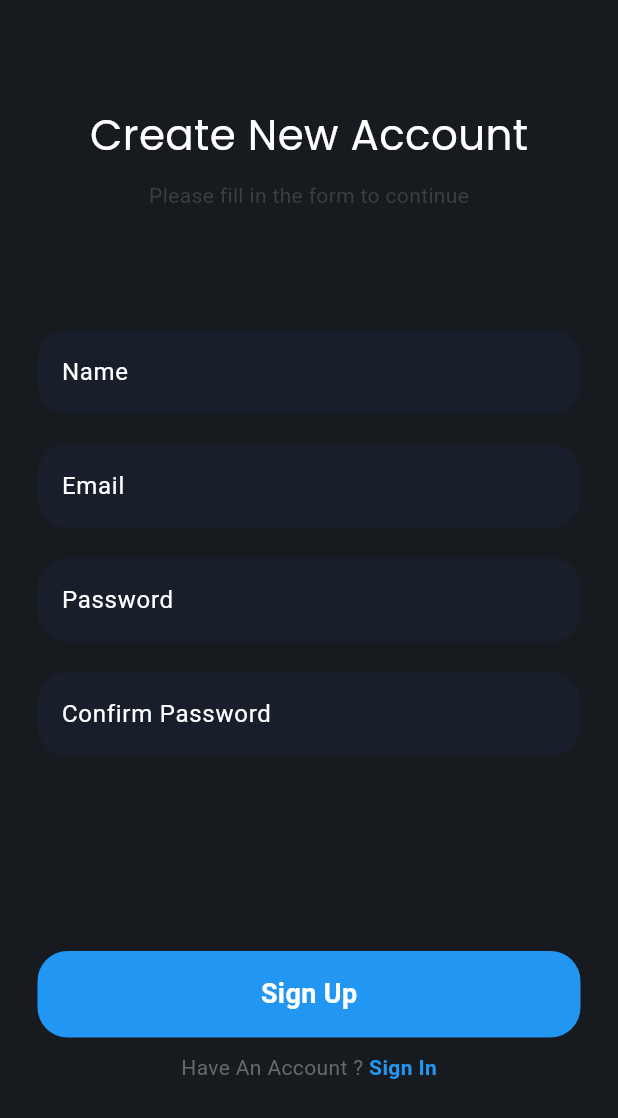
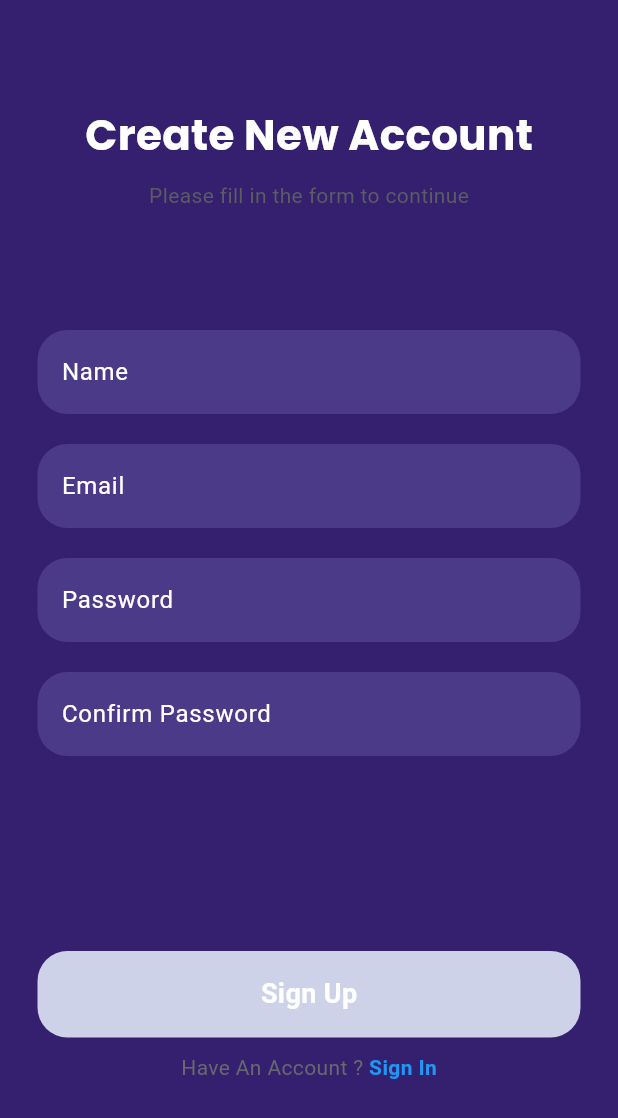
Before and after one commit to jassimpt/chathub, a Flutter app: the screen it shows after launch, after a tap on "Sign Up", on a phone screen of 412 x 824 dp. Shown: the top 1118 px of the screen. Run offline on Flutter 3.47's test engine with Material 3 defaults, Android fonts, the phone set to English and light mode, and no system bars; our stand-ins replace cloud_firestore, firebase_auth, firebase_core, google_fonts, iconsax; accounts and stored records are empty; network calls fail.

Commit message:
auhentication,user data store,homescreen partial done

```diff
--- /dev/null
+++ b/lib/controller/auth_provider.dart
@@ -0,0 +1,15 @@
+import 'package:chathub/services/auth/auth_service.dart';
+import 'package:firebase_auth/firebase_auth.dart';
+import 'package:flutter/material.dart';
+
+class AuthProvider extends ChangeNotifier {
+  Future<UserCredential>? user;
+  AuthService authservice = AuthService();
+  signInWithEmail(String email, String password) {
+    return authservice.signInWithEmail(email, password);
+  }
+
+  signUpWithEmail(String email, String password, String name) {
+    return authservice.signUpWithEmail(email, password, name);
+  }
+}
--- /dev/null
+++ b/lib/controller/firebase_provider.dart
@@ -0,0 +1,18 @@
+import 'package:chathub/models/user_model.dart';
+import 'package:chathub/services/auth/auth_service.dart';
+import 'package:flutter/material.dart';
+
+class FirebaseProvider extends ChangeNotifier {
+  List<UserModel> users = [];
+  AuthService service = AuthService();
+  List<UserModel> getAllUsers() {
+    service.firestore
+        .collection('users')
+        .snapshots(includeMetadataChanges: true)
+        .listen((user) {
+      users = user.docs.map((doc) => UserModel.fromJson(doc.data())).toList();
+      notifyListeners();
+    });
+    return users;
+  }
+}
--- a/lib/main.dart
+++ b/lib/main.dart
@@ -1,7 +1,14 @@
-import 'package:chathub/views/pages/loginscreen.dart';
+import 'package:chathub/controller/auth_provider.dart';
+import 'package:chathub/controller/firebase_provider.dart';
+import 'package:chathub/firebase_options.dart';
+import 'package:chathub/services/auth/auth_gate.dart';
+import 'package:firebase_core/firebase_core.dart';
 import 'package:flutter/material.dart';
+import 'package:provider/provider.dart';
 
-void main(List<String> args) {
+void main() async {
+  WidgetsFlutterBinding.ensureInitialized();
+  await Firebase.initializeApp(options: DefaultFirebaseOptions.currentPlatform);
   runApp(MyApp());
 }
 
@@ -10,10 +17,20 @@ class MyApp extends StatelessWidget {
 
   @override
   Widget build(BuildContext context) {
-    return MaterialApp(
-      debugShowCheckedModeBanner: false,
-      theme: ThemeData(colorScheme: ColorScheme.dark()),
-      home: LoginScreen(),
+    return MultiProvider(
+      providers: [
+        ChangeNotifierProvider(
+          create: (context) => AuthProvider(),
+        ),
+        ChangeNotifierProvider(
+          create: (context) => FirebaseProvider(),
+        )
+      ],
+      child: MaterialApp(
+        debugShowCheckedModeBanner: false,
+        theme: ThemeData(colorScheme: ColorScheme.dark()),
+        home: AuthGate(),
+      ),
     );
   }
 }
--- /dev/null
+++ b/lib/models/user_model.dart
@@ -0,0 +1,18 @@
+class UserModel {
+  String? name;
+  String? email;
+  String? uid;
+  UserModel({
+    required this.email,
+    required this.name,
+    required this.uid,
+  });
+  factory UserModel.fromJson(Map<String, dynamic> json) {
+    return UserModel(
+        email: json["email"], name: json["name"], uid: json["uid"]);
+  }
+
+  Map<String, dynamic> toJson() {
+    return {"name": name, "email": email, "uid": uid};
+  }
+}
--- /dev/null
+++ b/lib/services/auth/auth_gate.dart
@@ -0,0 +1,22 @@
+import 'package:chathub/views/pages/homescreen.dart';
+import 'package:chathub/views/pages/loginscreen.dart';
+import 'package:firebase_auth/firebase_auth.dart';
+import 'package:flutter/material.dart';
+
+class AuthGate extends StatelessWidget {
+  const AuthGate({super.key});
+
+  @override
+  Widget build(BuildContext context) {
+    return StreamBuilder(
+      stream: FirebaseAuth.instance.authStateChanges(),
+      builder: (context, snapshot) {
+        if (snapshot.hasData) {
+          return HomeScreen();
+        } else {
+          return LoginScreen();
+        }
+      },
+    );
+  }
+}
--- a/lib/views/pages/loginscreen.dart
+++ b/lib/views/pages/loginscreen.dart
@@ -1,7 +1,10 @@
+import 'package:chathub/controller/auth_provider.dart';
+
 import 'package:chathub/views/pages/registerscreen.dart';
 import 'package:chathub/views/widgets/components/customtextfield.dart';
 import 'package:flutter/material.dart';
 import 'package:google_fonts/google_fonts.dart';
+import 'package:provider/provider.dart';
 
 class LoginScreen extends StatelessWidget {
   const LoginScreen({super.key});
@@ -11,8 +14,19 @@ class LoginScreen extends StatelessWidget {
     TextEditingController emailcontroller = TextEditingController();
     TextEditingController passwordcontroller = TextEditingController();
     final size = MediaQuery.of(context).size;
+    void signIn() {
+      final signinservices = Provider.of<AuthProvider>(context, listen: false);
+      try {
+        signinservices.signInWithEmail(
+            emailcontroller.text, passwordcontroller.text);
+      } catch (e) {
+        ScaffoldMessenger.of(context)
+            .showSnackBar(SnackBar(content: Text(e.toString())));
+      }
+    }
+
     return Scaffold(
-      backgroundColor: const Color.fromRGBO(23, 26, 31, 1),
+      backgroundColor: const Color.fromRGBO(53, 32, 111, 1),
       body: SafeArea(
           child: Column(
         children: [
@@ -21,7 +35,8 @@ class LoginScreen extends StatelessWidget {
           ),
           Text(
             'Welcome Back!',
-            style: GoogleFonts.poppins(fontSize: 28),
+            style:
+                GoogleFonts.poppins(fontSize: 28, fontWeight: FontWeight.bold),
           ),
           const SizedBox(
             height: 10,
@@ -29,7 +44,7 @@ class LoginScreen extends StatelessWidget {
           const Text(
             'Please sign in to your account',
             style: TextStyle(
-              color: Color.fromRGBO(61, 63, 68, 1),
+              color: Color.fromRGBO(91, 93, 98, 1),
             ),
           ),
           SizedBox(
@@ -55,11 +70,16 @@ class LoginScreen extends StatelessWidget {
           ),
           Padding(
             padding: const EdgeInsets.only(left: 25, right: 25, top: 20),
+            child: GestureDetector(
+              onTap: () {
+                signIn();
+              },
               child: Container(
                 height: size.height * 0.07,
                 width: size.width,
                 decoration: BoxDecoration(
-                  color: Colors.blue, borderRadius: BorderRadius.circular(20)),
+                    color: Color.fromRGBO(205, 210, 232, 1),
+                    borderRadius: BorderRadius.circular(20)),
                 child: const Center(
                     child: Text(
                   "Sign In",
@@ -68,6 +88,7 @@ class LoginScreen extends StatelessWidget {
                       fontSize: 18,
                       fontWeight: FontWeight.bold),
                 )),
+              ),
             ),
           ),
           const SizedBox(
@@ -81,7 +102,7 @@ class LoginScreen extends StatelessWidget {
                 Text(
                   'Forgot password ?',
                   style: TextStyle(
-                    color: Color.fromRGBO(61, 63, 68, 1),
+                    color: Color.fromRGBO(91, 93, 98, 1),
                   ),
                 )
               ],
--- a/lib/views/pages/registerscreen.dart
+++ b/lib/views/pages/registerscreen.dart
@@ -1,19 +1,44 @@
+import 'package:chathub/controller/auth_provider.dart';
 import 'package:chathub/views/pages/loginscreen.dart';
-import 'package:chathub/views/pages/registerscreen.dart';
 import 'package:chathub/views/widgets/components/customtextfield.dart';
 import 'package:flutter/material.dart';
 import 'package:google_fonts/google_fonts.dart';
+import 'package:provider/provider.dart';
 
-class SignupScreen extends StatelessWidget {
+class SignupScreen extends StatefulWidget {
   const SignupScreen({super.key});
 
   @override
-  Widget build(BuildContext context) {
+  State<SignupScreen> createState() => _SignupScreenState();
+}
+
+class _SignupScreenState extends State<SignupScreen> {
   TextEditingController emailcontroller = TextEditingController();
   TextEditingController passwordcontroller = TextEditingController();
+  TextEditingController namecontroller = TextEditingController();
+  TextEditingController confirmpasswordcontroller = TextEditingController();
+
+  void signup() async {
+    if (passwordcontroller.text != confirmpasswordcontroller.text) {
+      ScaffoldMessenger.of(context)
+          .showSnackBar(SnackBar(content: Text('Password not match')));
+      return;
+    }
+    final authpro = Provider.of<AuthProvider>(context, listen: false);
+    try {
+      await authpro.signUpWithEmail(
+          emailcontroller.text, passwordcontroller.text, namecontroller.text);
+    } catch (e) {
+      ScaffoldMessenger.of(context)
+          .showSnackBar(SnackBar(content: Text(e.toString())));
+    }
+  }
+
+  @override
+  Widget build(BuildContext context) {
     final size = MediaQuery.of(context).size;
     return Scaffold(
-      backgroundColor: const Color.fromRGBO(23, 26, 31, 1),
+      backgroundColor: const Color.fromRGBO(53, 32, 111, 1),
       body: SafeArea(
           child: Column(
         children: [
@@ -22,7 +47,8 @@ class SignupScreen extends StatelessWidget {
           ),
           Text(
             'Create New Account',
-            style: GoogleFonts.poppins(fontSize: 28),
+            style:
+                GoogleFonts.poppins(fontSize: 28, fontWeight: FontWeight.bold),
           ),
           const SizedBox(
             height: 10,
@@ -30,7 +56,7 @@ class SignupScreen extends StatelessWidget {
           const Text(
             'Please fill in the form to continue',
             style: TextStyle(
-              color: Color.fromRGBO(61, 63, 68, 1),
+              color: Color.fromRGBO(91, 93, 98, 1),
             ),
           ),
           SizedBox(
@@ -39,7 +65,7 @@ class SignupScreen extends StatelessWidget {
           Padding(
             padding: const EdgeInsets.only(left: 25, right: 25, bottom: 20),
             child:
-                CustomTextField(controller: emailcontroller, hinttext: 'Name'),
+                CustomTextField(controller: namecontroller, hinttext: 'Name'),
           ),
           Padding(
             padding: const EdgeInsets.only(left: 25, right: 25, bottom: 20),
@@ -49,7 +75,7 @@ class SignupScreen extends StatelessWidget {
           Padding(
             padding: const EdgeInsets.only(left: 25, right: 25, bottom: 20),
             child: CustomTextField(
-                controller: emailcontroller, hinttext: 'Password'),
+                controller: passwordcontroller, hinttext: 'Password'),
           ),
           Padding(
               padding: const EdgeInsets.only(
@@ -57,7 +83,7 @@ class SignupScreen extends StatelessWidget {
                 right: 25,
               ),
               child: CustomTextField(
-                  controller: passwordcontroller,
+                  controller: confirmpasswordcontroller,
                   hinttext: "Confirm Password")),
           SizedBox(
             height: 130,
@@ -67,11 +93,14 @@ class SignupScreen extends StatelessWidget {
               left: 25,
               right: 25,
             ),
+            child: GestureDetector(
+              onTap: () => signup(),
               child: Container(
                 height: size.height * 0.07,
                 width: size.width,
                 decoration: BoxDecoration(
-                  color: Colors.blue, borderRadius: BorderRadius.circular(20)),
+                    color: Color.fromRGBO(205, 210, 232, 1),
+                    borderRadius: BorderRadius.circular(20)),
                 child: const Center(
                     child: Text(
                   "Sign Up",
@@ -80,6 +109,7 @@ class SignupScreen extends StatelessWidget {
                       fontSize: 18,
                       fontWeight: FontWeight.bold),
                 )),
+              ),
             ),
           ),
           SizedBox(
@@ -95,7 +125,7 @@ class SignupScreen extends StatelessWidget {
               GestureDetector(
                 onTap: () {
                   Navigator.of(context).pushReplacement(MaterialPageRoute(
-                    builder: (context) => const LoginScreen(),
+                    builder: (context) => LoginScreen(),
                   ));
                 },
                 child: const Text(
--- a/lib/views/widgets/components/customtextfield.dart
+++ b/lib/views/widgets/components/customtextfield.dart
@@ -13,7 +13,7 @@ class CustomTextField extends StatelessWidget {
       controller: controller,
       decoration: InputDecoration(
           filled: true,
-          fillColor: Color.fromRGBO(25, 30, 43, 1),
+          fillColor: Color.fromRGBO(75, 58, 136, 1),
           border: OutlineInputBorder(
               borderSide: BorderSide.none,
               borderRadius: BorderRadius.circular(20)),
--- a/pubspec.yaml
+++ b/pubspec.yaml
@@ -36,6 +36,8 @@ dependencies:
   flutter:
     sdk: flutter
   google_fonts: ^6.1.0
+  iconsax: ^0.0.8
+  provider: ^6.1.1
 
 dev_dependencies:
   flutter_lints: ^2.0.0
```
Also changed, not shown: lib/services/auth/auth_service.dart (added, +39 -0 lines), lib/views/pages/homescreen.dart (added, +100 -0 lines), pubspec.lock. Lines whose indentation alone changed are shown as unchanged.
